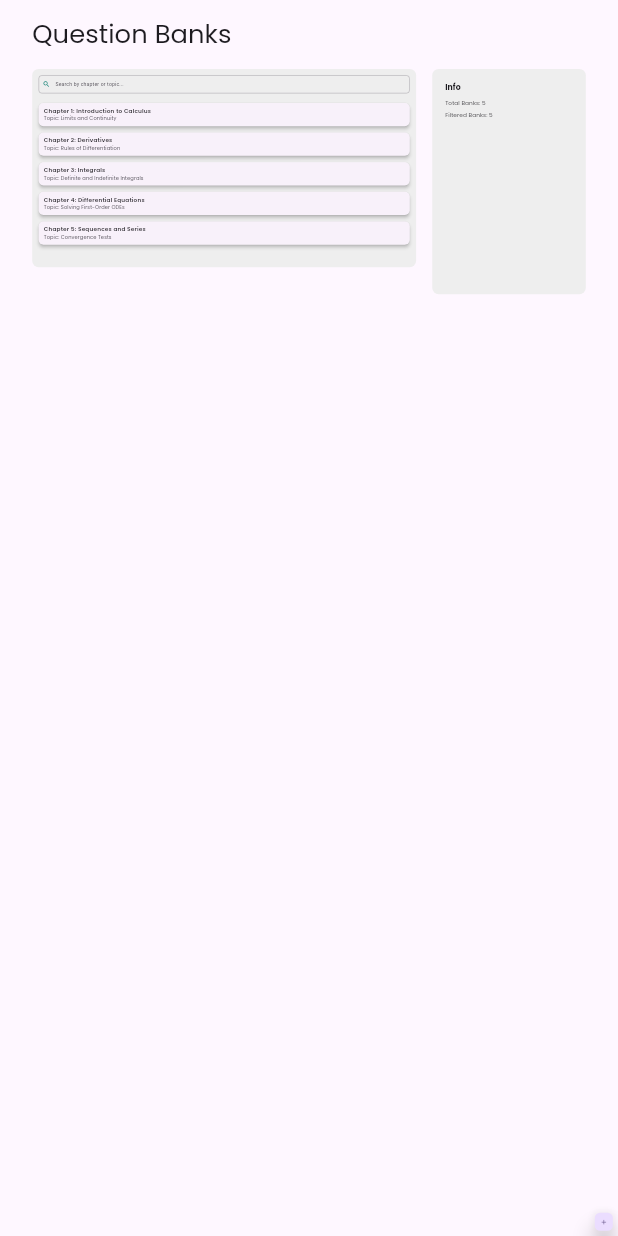
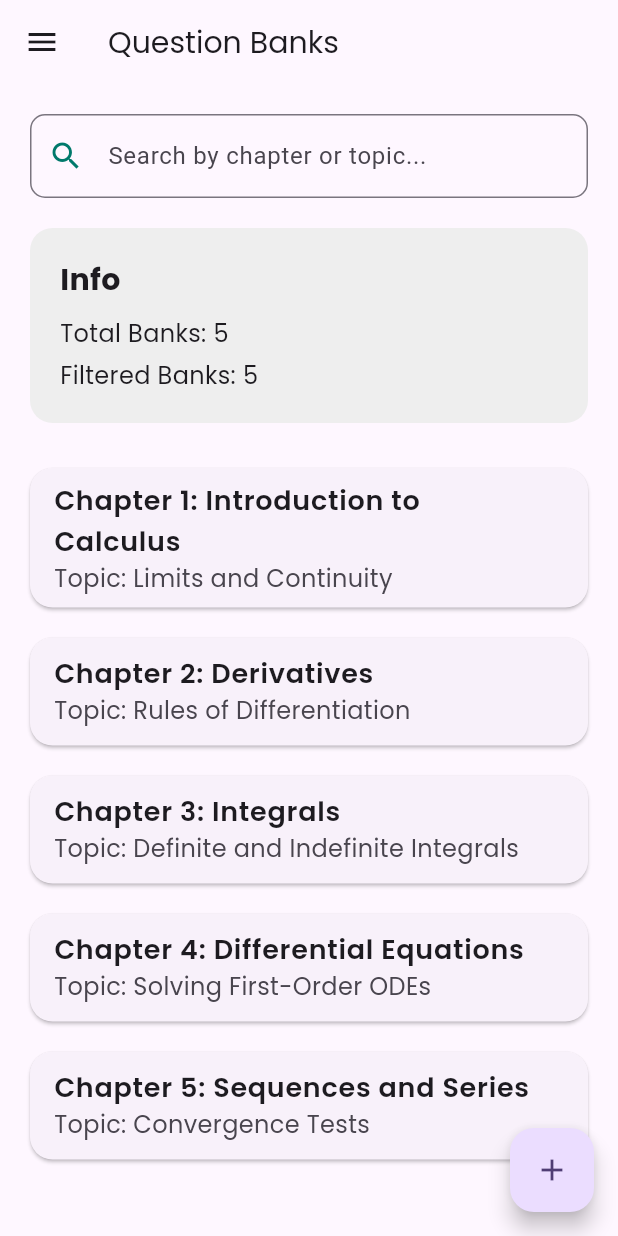
Before and after one commit to HareNTortoise/Parable-Mind, a Flutter app: the TeacherDashboardDesktop screen opened directly, after a tap on "Question Banks", on a phone screen of 412 x 824 dp. Run offline on Flutter 3.47's test engine with Material 3 defaults, Android fonts, the phone set to English and light mode, and no system bars; drawn by our look-alikes of auto_size_text; our stand-ins replace bloc, dio, dropdown_button2, equatable, firebase_auth, firebase_core and 9 more; missing offline and left inert: linked_scroll_controller; accounts and stored records are empty.

Commit message:
Question Bank mobile design added

```diff
--- /dev/null
+++ b/sarasvant/lib/apps/teacher/screens/question_bank/mobile/question_bank.dart
@@ -0,0 +1,129 @@
+import 'package:auto_size_text/auto_size_text.dart';
+import 'package:flutter/material.dart';
+import 'package:google_fonts/google_fonts.dart';
+import 'package:go_router/go_router.dart';
+import 'package:sarasvant/models/question_bank.dart';
+
+import '../../../../../constants/dummy_data/question_bank.dart';
+
+class QuestionBankPageMobile extends StatefulWidget {
+  const QuestionBankPageMobile({super.key});
+
+  @override
+  State<QuestionBankPageMobile> createState() => _QuestionBankPageMobileState();
+}
+
+class _QuestionBankPageMobileState extends State<QuestionBankPageMobile> {
+  List<QuestionBank> filteredQuestionBanks = dummyQuestionBanks;
+  String searchQuery = "";
+  final GlobalKey<ScaffoldState> _scaffoldKey = GlobalKey<ScaffoldState>();
+
+  void _filterQuestionBanks(String query) {
+    setState(() {
+      searchQuery = query.toLowerCase();
+      filteredQuestionBanks = dummyQuestionBanks.where((bank) {
+        return bank.name.toLowerCase().contains(searchQuery) ||
+            bank.topic.toLowerCase().contains(searchQuery);
+      }).toList();
+    });
+  }
+
+  void _navigateToAddQuestionBankPage() {
+    context.go('/add_question_bank');
+  }
+
+  @override
+  Widget build(BuildContext context) {
+    return Scaffold(
+      key: _scaffoldKey,
+      drawer: Drawer(
+        child: ListView(
+          padding: EdgeInsets.zero,
+          children: [
+            DrawerHeader(
+              decoration: BoxDecoration(color: Colors.teal),
+              child: Text('Question Banks',
+                  style: GoogleFonts.poppins(fontSize: 24, color: Colors.white)),
+            ),
+            ListTile(
+              leading: Icon(Icons.home),
+              title: Text('Dashboard', style: GoogleFonts.poppins(fontSize: 16)),
+              onTap: () => context.go('/teacher-dashboard'),
+            ),
+          ],
+        ),
+      ),
+      appBar: AppBar(
+        title: Text('Question Banks', style: GoogleFonts.poppins(fontSize: 20)),
+        leading: IconButton(
+          icon: const Icon(Icons.menu),
+          onPressed: () => _scaffoldKey.currentState?.openDrawer(),
+        ),
+      ),
+      floatingActionButton: FloatingActionButton(
+        onPressed: _navigateToAddQuestionBankPage,
+        child: const Icon(Icons.add),
+      ),
+      body: ListView(
+        padding: const EdgeInsets.all(20),
+        children: [
+          // Search Field
+          TextField(
+            onChanged: _filterQuestionBanks,
+            decoration: InputDecoration(
+              hintText: 'Search by chapter or topic...',
+              prefixIcon: Icon(Icons.search, color: Colors.teal[700]),
+              border: OutlineInputBorder(
+                borderRadius: BorderRadius.circular(10),
+              ),
+            ),
+          ),
+          const SizedBox(height: 20),
+          // Info Panel
+          Container(
+            padding: const EdgeInsets.all(20),
+            decoration: BoxDecoration(
+              color: Colors.grey[200],
+              borderRadius: BorderRadius.circular(15),
+            ),
+            child: Column(
+              crossAxisAlignment: CrossAxisAlignment.start,
+              children: [
+                Text('Info',
+                    style: GoogleFonts.poppins(
+                        fontSize: 20, fontWeight: FontWeight.bold)),
+                const SizedBox(height: 10),
+                Text('Total Banks: ${dummyQuestionBanks.length}',
+                    style: GoogleFonts.poppins(fontSize: 16)),
+                const SizedBox(height: 5),
+                Text('Filtered Banks: ${filteredQuestionBanks.length}',
+                    style: GoogleFonts.poppins(fontSize: 16)),
+              ],
+            ),
+          ),
+          const SizedBox(height: 20),
+          // Question Banks List
+          ...filteredQuestionBanks.map((bank) => Card(
+            margin: const EdgeInsets.symmetric(vertical: 10),
+            shape: RoundedRectangleBorder(
+              borderRadius: BorderRadius.circular(15),
+            ),
+            child: ListTile(
+              title: Text(
+                bank.name,
+                style: GoogleFonts.poppins(
+                  fontSize: 18,
+                  fontWeight: FontWeight.w600,
+                ),
+              ),
+              subtitle: Text(
+                'Topic: ${bank.topic}',
+                style: GoogleFonts.poppins(fontSize: 16),
+              ),
+            ),
+          )),
+        ],
+      ),
+    );
+  }
+}
--- /dev/null
+++ b/sarasvant/lib/apps/teacher/screens/question_bank/question_bank.dart
@@ -0,0 +1,23 @@
+import 'package:flutter/material.dart';
+import 'package:responsive_framework/responsive_framework.dart';
+
+import 'desktop/question_bank.dart';
+import 'mobile/question_bank.dart';
+
+class QuestionBankPage extends StatelessWidget {
+  const QuestionBankPage({super.key});
+
+  @override
+  Widget build(BuildContext context) {
+    bool isMobile = ResponsiveBreakpoints.of(context).isMobile;
+    return LayoutBuilder(
+      builder: (context, constraints) {
+        if (isMobile) {
+          return QuestionBankPageMobile();
+        } else {
+          return QuestionBankPageDesktop();
+        }
+      },
+    );
+  }
+}
--- a/sarasvant/lib/router/router.dart
+++ b/sarasvant/lib/router/router.dart
@@ -6,7 +6,7 @@ import '../apps/teacher/screens/assignments/assignments.dart';
 import '../apps/teacher/screens/add_question/add_question.dart';
 import '../apps/teacher/screens/classrooms/classrooms.dart';
 import '../apps/teacher/screens/dashboard/dashboard.dart';
-import '../apps/teacher/screens/question_bank/desktop/question_bank.dart';
+import '../apps/teacher/screens/question_bank/question_bank.dart';
 import '../apps/teacher/screens/questions/questions.dart';
 
 final GoRouter router = GoRouter(
@@ -21,7 +21,7 @@ final GoRouter router = GoRouter(
       path: '/teacher-dashboard',
       pageBuilder: (context, state) => MaterialPage(child: DashboardPage()),
       routes: [
-        GoRoute(path: '/question-banks', pageBuilder: (context, state) => MaterialPage(child: QuestionBankPageDesktop())),
+        GoRoute(path: '/question-banks', pageBuilder: (context, state) => MaterialPage(child: QuestionBankPage())),
         GoRoute(path: '/questions', pageBuilder: (context, state) => MaterialPage(child: Questions())),
         GoRoute(path: '/classrooms', pageBuilder: (context, state) => MaterialPage(child: ClassroomsPage())),
         GoRoute(path: '/assignments', pageBuilder: (context, state) => MaterialPage(child: AssignmentsPage())),
```
